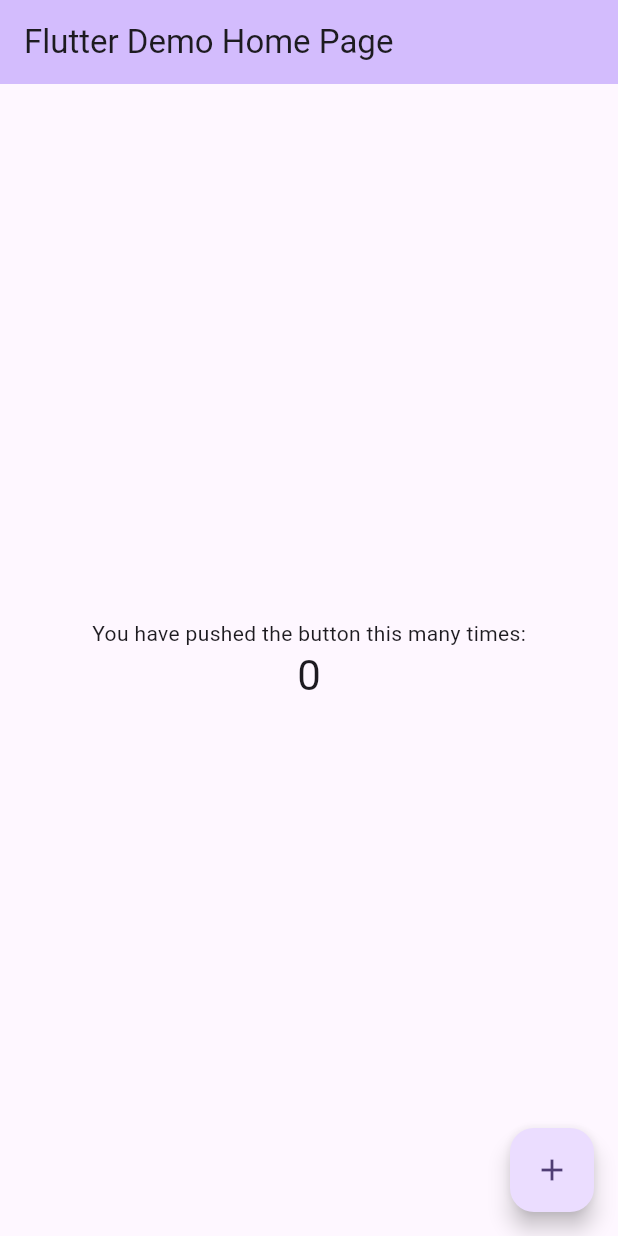
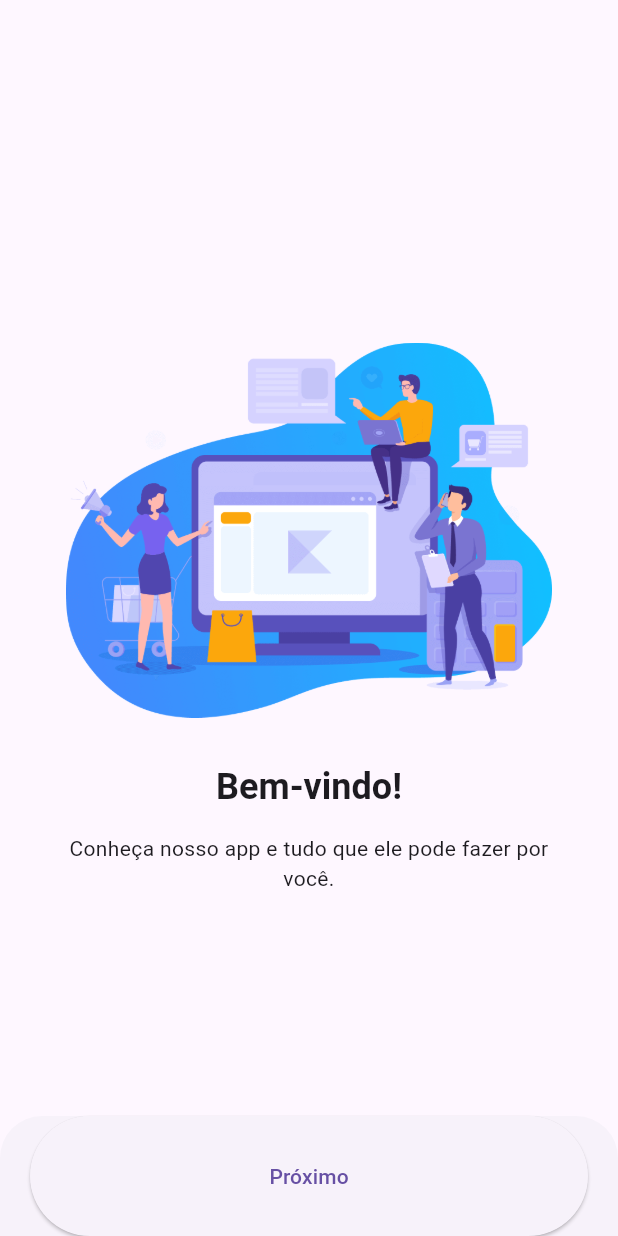
Before and after one commit to lucca-art/Lauchscreen-Splashscreen-e-OnBoarding, a Flutter app: the screen it shows after launch, on a phone screen of 412 x 824 dp. Run offline on Flutter 3.47's test engine with Material 3 defaults, Android fonts, the phone set to English and light mode, and no system bars.

Commit message:
quase pronto

```diff
--- a/lib/main.dart
+++ b/lib/main.dart
@@ -1,4 +1,5 @@
 import 'package:flutter/material.dart';
+import 'screens/splash/animated_splash.dart';
 
 void main() {
   runApp(const MyApp());
@@ -7,116 +8,15 @@ void main() {
 class MyApp extends StatelessWidget {
   const MyApp({super.key});
 
-  // This widget is the root of your application.
   @override
   Widget build(BuildContext context) {
     return MaterialApp(
-      title: 'Flutter Demo',
+      title: 'Flutter Splash & Onboarding',
+      debugShowCheckedModeBanner: false,
       theme: ThemeData(
-        // This is the theme of your application.
-        //
-        // TRY THIS: Try running your application with "flutter run". You'll see
-        // the application has a purple toolbar. Then, without quitting the app,
-        // try changing the seedColor in the colorScheme below to Colors.green
-        // and then invoke "hot reload" (save your changes or press the "hot
-        // reload" button in a Flutter-supported IDE, or press "r" if you used
-        // the command line to start the app).
-        //
-        // Notice that the counter didn't reset back to zero; the application
-        // state is not lost during the reload. To reset the state, use hot
-        // restart instead.
-        //
-        // This works for code too, not just values: Most code changes can be
-        // tested with just a hot reload.
-        colorScheme: ColorScheme.fromSeed(seedColor: Colors.deepPurple),
+        primarySwatch: Colors.blue,
       ),
-      home: const MyHomePage(title: 'Flutter Demo Home Page'),
+      home: const AnimatedSplash(),
     );
   }
 }
-
-class MyHomePage extends StatefulWidget {
-  const MyHomePage({super.key, required this.title});
-
-  // This widget is the home page of your application. It is stateful, meaning
-  // that it has a State object (defined below) that contains fields that affect
-  // how it looks.
-
-  // This class is the configuration for the state. It holds the values (in this
-  // case the title) provided by the parent (in this case the App widget) and
-  // used by the build method of the State. Fields in a Widget subclass are
-  // always marked "final".
-
-  final String title;
-
-  @override
-  State<MyHomePage> createState() => _MyHomePageState();
-}
-
-class _MyHomePageState extends State<MyHomePage> {
-  int _counter = 0;
-
-  void _incrementCounter() {
-    setState(() {
-      // This call to setState tells the Flutter framework that something has
-      // changed in this State, which causes it to rerun the build method below
-      // so that the display can reflect the updated values. If we changed
-      // _counter without calling setState(), then the build method would not be
-      // called again, and so nothing would appear to happen.
-      _counter++;
-    });
-  }
-
-  @override
-  Widget build(BuildContext context) {
-    // This method is rerun every time setState is called, for instance as done
-    // by the _incrementCounter method above.
-    //
-    // The Flutter framework has been optimized to make rerunning build methods
-    // fast, so that you can just rebuild anything that needs updating rather
-    // than having to individually change instances of widgets.
-    return Scaffold(
-      appBar: AppBar(
-        // TRY THIS: Try changing the color here to a specific color (to
-        // Colors.amber, perhaps?) and trigger a hot reload to see the AppBar
-        // change color while the other colors stay the same.
-        backgroundColor: Theme.of(context).colorScheme.inversePrimary,
-        // Here we take the value from the MyHomePage object that was created by
-        // the App.build method, and use it to set our appbar title.
-        title: Text(widget.title),
-      ),
-      body: Center(
-        // Center is a layout widget. It takes a single child and positions it
-        // in the middle of the parent.
-        child: Column(
-          // Column is also a layout widget. It takes a list of children and
-          // arranges them vertically. By default, it sizes itself to fit its
-          // children horizontally, and tries to be as tall as its parent.
-          //
-          // Column has various properties to control how it sizes itself and
-          // how it positions its children. Here we use mainAxisAlignment to
-          // center the children vertically; the main axis here is the vertical
-          // axis because Columns are vertical (the cross axis would be
-          // horizontal).
-          //
-          // TRY THIS: Invoke "debug painting" (choose the "Toggle Debug Paint"
-          // action in the IDE, or press "p" in the console), to see the
-          // wireframe for each widget.
-          mainAxisAlignment: MainAxisAlignment.center,
-          children: <Widget>[
-            const Text('You have pushed the button this many times:'),
-            Text(
-              '$_counter',
-              style: Theme.of(context).textTheme.headlineMedium,
-            ),
-          ],
-        ),
-      ),
-      floatingActionButton: FloatingActionButton(
-        onPressed: _incrementCounter,
-        tooltip: 'Increment',
-        child: const Icon(Icons.add),
-      ), // This trailing comma makes auto-formatting nicer for build methods.
-    );
-  }
-}
--- /dev/null
+++ b/lib/screens/onboarding/onboarding_screen.dart
@@ -0,0 +1,78 @@
+import 'package:flutter/material.dart';
+import '../../widgets/onboarding_page.dart';
+import '../welcome/welcome_screen.dart';
+
+class OnboardingScreen extends StatefulWidget {
+  const OnboardingScreen({super.key});
+
+  @override
+  State<OnboardingScreen> createState() => _OnboardingScreenState();
+}
+
+class _OnboardingScreenState extends State<OnboardingScreen> {
+  final PageController _pageController = PageController();
+  int _currentPage = 0;
+
+  final List<Map<String, String>> _pages = [
+    {
+      'image': 'assets/images/onboarding1.png',
+      'title': 'Bem-vindo!',
+      'description': 'Conheça nosso app e tudo que ele pode fazer por você.'
+    },
+    {
+      'image': 'assets/images/onboarding2.png',
+      'title': 'Organize sua vida',
+      'description': 'Gerencie tarefas, lembretes e muito mais.'
+    },
+    {
+      'image': 'assets/images/onboarding3.png',
+      'title': 'Vamos começar?',
+      'description': 'Toque no botão abaixo para seguir para a home.'
+    },
+  ];
+
+  void _goToNextPage() {
+    if (_currentPage < _pages.length - 1) {
+      _pageController.nextPage(
+        duration: const Duration(milliseconds: 300),
+        curve: Curves.easeIn,
+      );
+    } else {
+      Navigator.pushReplacement(
+        context,
+        MaterialPageRoute(builder: (_) => const WelcomeScreen()),
+      );
+    }
+  }
+
+  @override
+  Widget build(BuildContext context) {
+    return Scaffold(
+      body: PageView.builder(
+        controller: _pageController,
+        onPageChanged: (index) => setState(() => _currentPage = index),
+        itemCount: _pages.length,
+        itemBuilder: (_, index) {
+          final page = _pages[index];
+          return Padding(
+            padding: const EdgeInsets.all(16.0),
+            child: OnboardingPage(
+              imagePath: page['image']!,
+              title: page['title']!,
+              description: page['description']!,
+            ),
+          );
+        },
+      ),
+      bottomSheet: Container(
+        height: 80,
+        width: double.infinity,
+        padding: const EdgeInsets.symmetric(horizontal: 20),
+        child: ElevatedButton(
+          onPressed: _goToNextPage,
+          child: Text(_currentPage == _pages.length - 1 ? 'Concluir' : 'Próximo'),
+        ),
+      ),
+    );
+  }
+}
--- /dev/null
+++ b/lib/widgets/onboarding_page.dart
@@ -0,0 +1,41 @@
+import 'package:flutter/material.dart';
+
+class OnboardingPage extends StatelessWidget {
+  final String imagePath;
+  final String title;
+  final String description;
+
+  const OnboardingPage({
+    super.key,
+    required this.imagePath,
+    required this.title,
+    required this.description,
+  });
+
+  @override
+  Widget build(BuildContext context) {
+    return Column(
+      mainAxisAlignment: MainAxisAlignment.center,
+      children: [
+        Image.asset(imagePath, height: 250),
+        const SizedBox(height: 30),
+        Text(
+          title,
+          style: Theme.of(context).textTheme.headlineSmall?.copyWith(
+                fontWeight: FontWeight.bold,
+              ),
+          textAlign: TextAlign.center,
+        ),
+        const SizedBox(height: 15),
+        Padding(
+          padding: const EdgeInsets.symmetric(horizontal: 24.0),
+          child: Text(
+            description,
+            style: Theme.of(context).textTheme.bodyMedium,
+            textAlign: TextAlign.center,
+          ),
+        ),
+      ],
+    );
+  }
+}
```
Also changed, not shown: lib/screens/home/home_screen.dart (added, +17 -0 lines), lib/screens/splash/animated_splash.dart (added, +61 -0 lines), lib/screens/welcome/welcome_screen.dart (added, +42 -0 lines), pubspec.yaml (+5 -65 lines), assets/images/onboarding1.png (added), assets/images/onboarding2.png (added), assets/images/onboarding3.png (added), lib/screens/splash/native_splash_config.dart (added), 1 other file.
